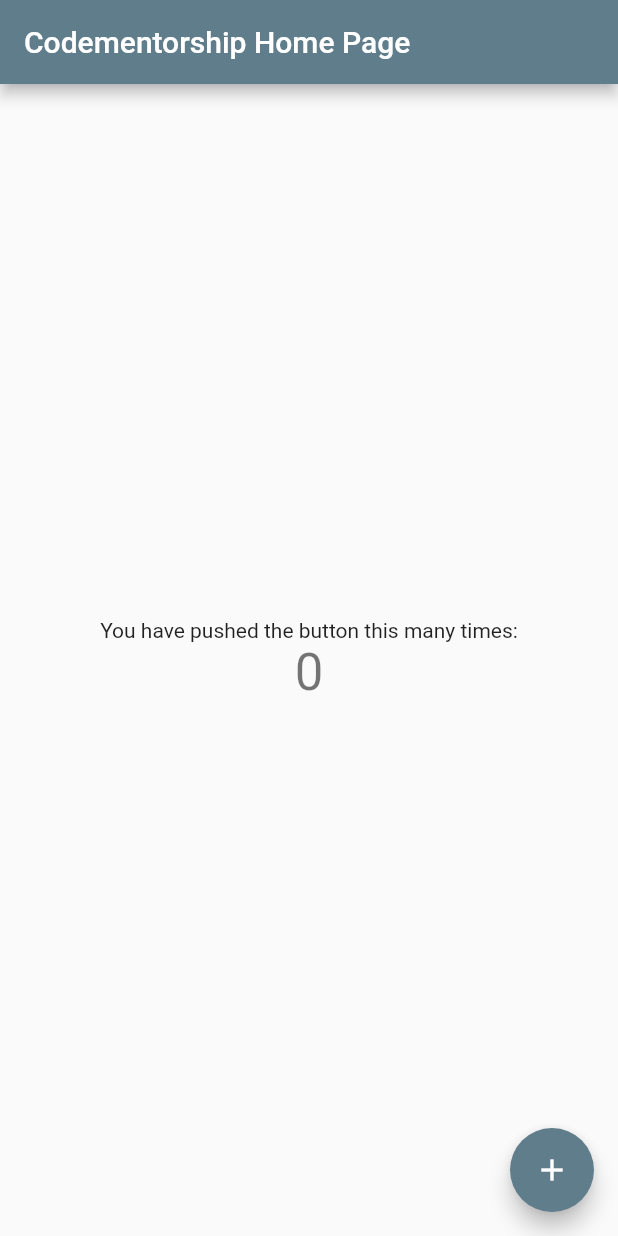
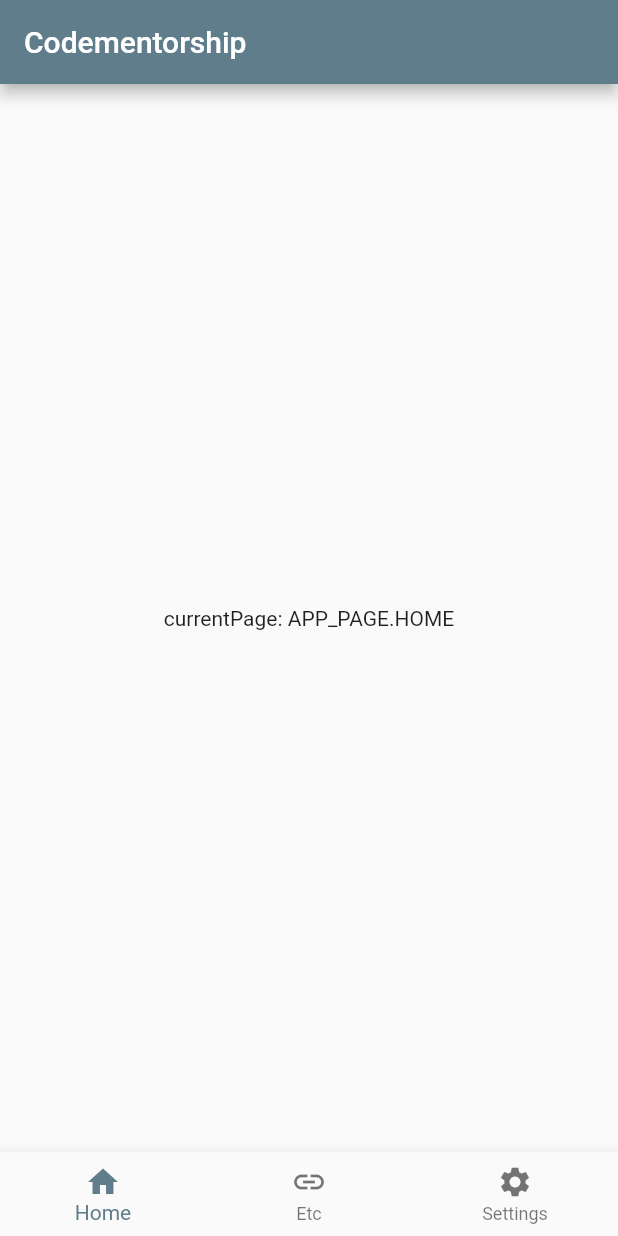
Before and after one commit to beerstorm-net/codementorship, a Flutter app: the screen it shows after launch, on a phone screen of 412 x 824 dp. Run offline on Flutter 3.47's test engine with Material 2 defaults, Android fonts, the phone set to English and light mode, and no system bars; our stand-ins replace bloc, device_info, equatable, flutter_bloc, hive, hive_flutter and 2 more; accounts and stored records are empty.

Commit message:
few more examples

```diff
--- a/flutter_playground/lib/main_app.dart
+++ b/flutter_playground/lib/main_app.dart
@@ -1,5 +1,6 @@
-import 'package:codementorship/pages/main_page.dart';
 import 'package:flutter/material.dart';
+
+import 'pages/main_page.dart';
 
 class MainApp extends StatefulWidget {
   MainApp({Key key}) : super(key: key);
@@ -12,13 +13,13 @@ class _MainAppState extends State<MainApp> {
   @override
   Widget build(BuildContext context) {
     return MaterialApp(
-      title: 'Codementorship playground',
+      title: 'Codementorship',
       debugShowCheckedModeBanner: false,
       theme: ThemeData(
         primarySwatch: Colors.blueGrey,
         visualDensity: VisualDensity.adaptivePlatformDensity,
       ),
-      home: MainPage(title: 'Codementorship Home Page'),
+      home: MainPage(title: 'Codementorship'),
     );
   }
 }
--- /dev/null
+++ b/flutter_playground/lib/pages/app_navigator_bottom.dart
@@ -0,0 +1,39 @@
+import 'package:flutter/material.dart';
+import 'package:flutter_bloc/flutter_bloc.dart';
+
+import '../blocs/app_navigator/app_navigator_bloc.dart';
+import '../shared/app_defaults.dart';
+
+class AppNavigatorBottom extends StatefulWidget {
+  AppNavigatorBottom({Key key}) : super(key: key);
+
+  @override
+  _AppNavigatorBottomState createState() => _AppNavigatorBottomState();
+}
+
+class _AppNavigatorBottomState extends State<AppNavigatorBottom> {
+  List<APP_PAGE> _screenNames = [APP_PAGE.HOME, APP_PAGE.ETCETC, APP_PAGE.SETTINGS];
+  int _selectedTabIndex = 0;
+  void _onBottomNavigatorItemTapped(int selectedIndex) {
+    setState(() {
+      _selectedTabIndex = selectedIndex;
+    });
+
+    BlocProvider.of<AppNavigatorBloc>(context).add(AppPageEvent(tab: _screenNames[_selectedTabIndex]));
+  }
+
+  @override
+  Widget build(BuildContext context) {
+    return Container(
+      child: BottomNavigationBar(
+        currentIndex: _selectedTabIndex,
+        onTap: _onBottomNavigatorItemTapped,
+        items: <BottomNavigationBarItem>[
+          BottomNavigationBarItem(icon: Icon(Icons.home), label: 'Home'),
+          BottomNavigationBarItem(icon: Icon(Icons.link), label: 'Etc'),
+          BottomNavigationBarItem(icon: Icon(Icons.settings), label: 'Settings'),
+        ],
+      ),
+    );
+  }
+}
--- a/flutter_playground/lib/pages/main_page.dart
+++ b/flutter_playground/lib/pages/main_page.dart
@@ -1,4 +1,9 @@
+import 'package:codementorship/blocs/app_navigator/app_navigator_bloc.dart';
+import 'package:codementorship/shared/app_defaults.dart';
 import 'package:flutter/material.dart';
+import 'package:flutter_bloc/flutter_bloc.dart';
+
+import 'app_navigator_bottom.dart';
 
 class MainPage extends StatefulWidget {
   MainPage({Key key, this.title = "MainPage"}) : super(key: key);
@@ -9,68 +14,26 @@ class MainPage extends StatefulWidget {
 }
 
 class _MainPageState extends State<MainPage> {
-  int _counter = 0;
-
-  void _incrementCounter() {
-    setState(() {
-      // This call to setState tells the Flutter framework that something has
-      // changed in this State, which causes it to rerun the build method below
-      // so that the display can reflect the updated values. If we changed
-      // _counter without calling setState(), then the build method would not be
-      // called again, and so nothing would appear to happen.
-      _counter++;
-    });
-  }
-
+  APP_PAGE _currentPage = APP_PAGE.HOME;
   @override
   Widget build(BuildContext context) {
-    // This method is rerun every time setState is called, for instance as done
-    // by the _incrementCounter method above.
-    //
-    // The Flutter framework has been optimized to make rerunning build methods
-    // fast, so that you can just rebuild anything that needs updating rather
-    // than having to individually change instances of widgets.
     return Scaffold(
       appBar: AppBar(
-        // Here we take the value from the MyHomePage object that was created by
-        // the App.build method, and use it to set our appbar title.
         title: Text(widget.title),
       ),
-      body: Center(
-        // Center is a layout widget. It takes a single child and positions it
-        // in the middle of the parent.
-        child: Column(
-          // Column is also a layout widget. It takes a list of children and
-          // arranges them vertically. By default, it sizes itself to fit its
-          // children horizontally, and tries to be as tall as its parent.
-          //
-          // Invoke "debug painting" (press "p" in the console, choose the
-          // "Toggle Debug Paint" action from the Flutter Inspector in Android
-          // Studio, or the "Toggle Debug Paint" command in Visual Studio Code)
-          // to see the wireframe for each widget.
-          //
-          // Column has various properties to control how it sizes itself and
-          // how it positions its children. Here we use mainAxisAlignment to
-          // center the children vertically; the main axis here is the vertical
-          // axis because Columns are vertical (the cross axis would be
-          // horizontal).
-          mainAxisAlignment: MainAxisAlignment.center,
-          children: <Widget>[
-            Text(
-              'You have pushed the button this many times:',
-            ),
-            Text(
-              '$_counter',
-              style: Theme.of(context).textTheme.headline4,
-            ),
-          ],
+      body: BlocListener<AppNavigatorBloc, AppNavigatorState>(
+        listener: (context, state) {
+          if (state is AppPageState) {
+            setState(() {
+              _currentPage = state.tab;
+            });
+          }
+        },
+        child: Center(
+          child: Text('currentPage: $_currentPage'),
         ),
       ),
-      floatingActionButton: FloatingActionButton(
-        onPressed: _incrementCounter,
-        tooltip: 'Increment',
-        child: Icon(Icons.add),
-      ), // This trailing comma makes auto-formatting nicer for build methods.
+      bottomNavigationBar: AppNavigatorBottom(), // This trailing comma makes auto-formatting nicer for build methods.
     );
   }
 }
```
Also changed, not shown: flutter_playground/lib/blocs/app_items/app_items_bloc.dart (added, +29 -0 lines), flutter_playground/lib/blocs/app_items/app_items_event.dart (added, +34 -0 lines), flutter_playground/lib/blocs/app_items/app_items_state.dart (added, +22 -0 lines), flutter_playground/lib/main.dart (+3 -5 lines), flutter_playground/lib/pages/display_items.dart (added, +15 -0 lines), flutter_playground/pubspec.yaml (+4 -4 lines), flutter_playground/pubspec.lock, 1 other file.
